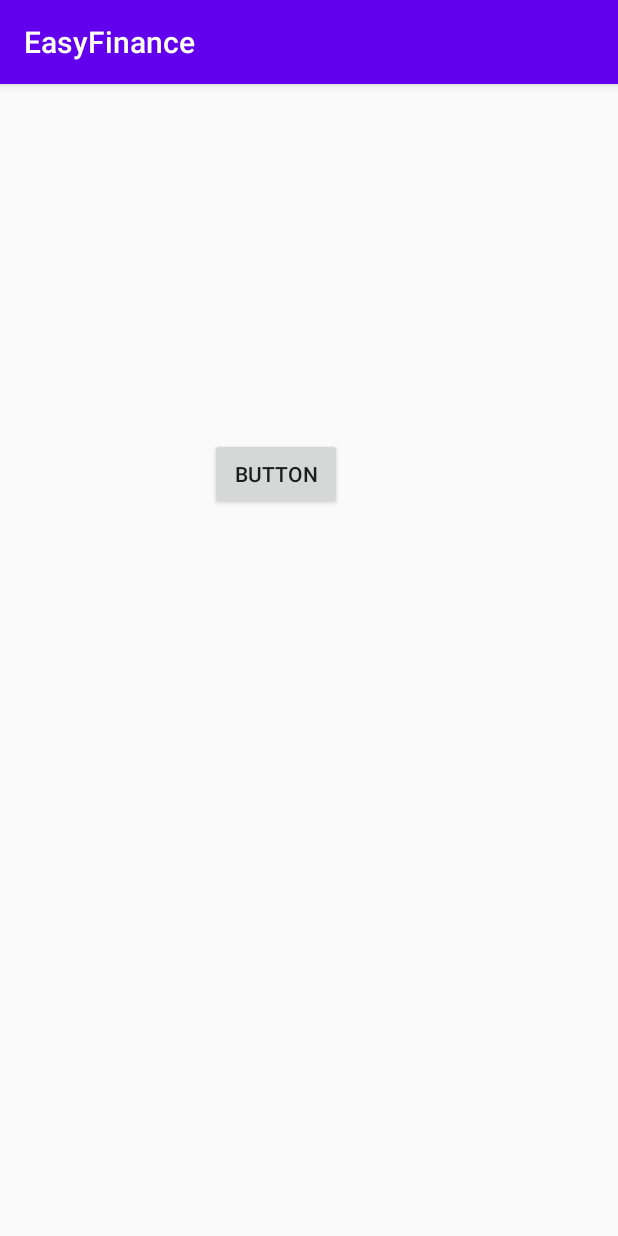
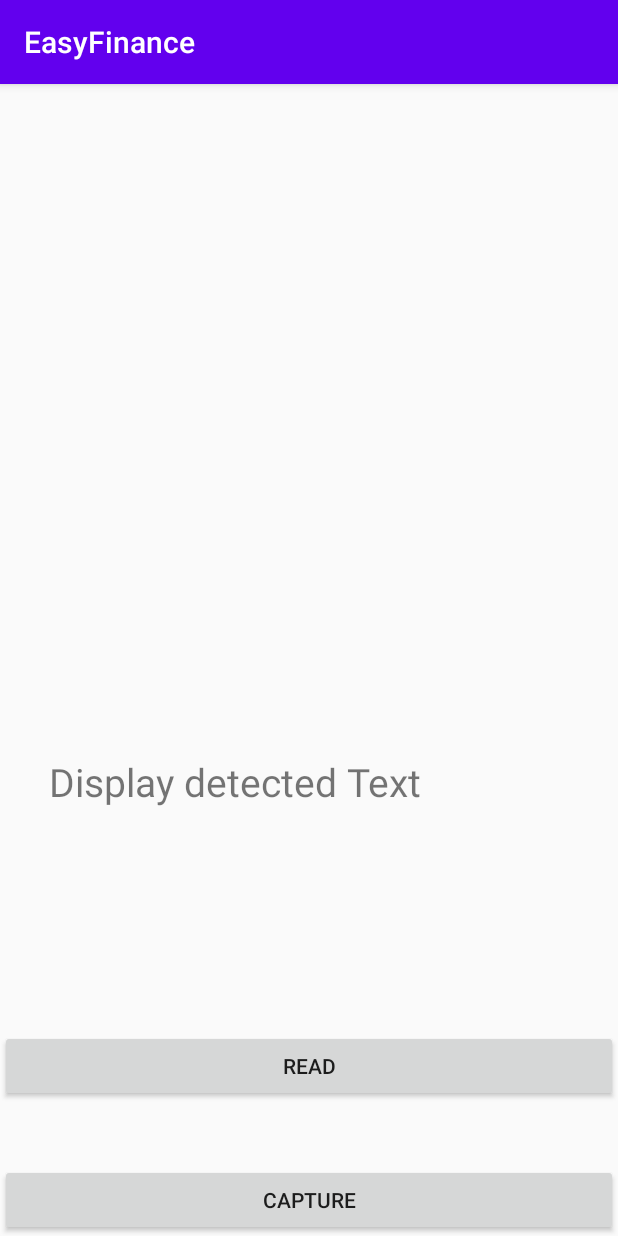
Before and after one commit to JeyBii/EasyFinance, an Android app: the ScanActivity screen opened directly, with no data from a screen before it, on a phone screen of 412 x 824 dp. Run offline under Robolectric (Android 15) with nearby library versions, the phone set to English and light mode, and no system bars; libraries missing offline, so code that uses them is left out: com.google.firebase.ml; Roboto replaces fonts that are not available here.

Commit message:
Scan prototyp in scanactivity hinzugefügt

```diff
--- a/app/src/main/java/com/example/easyfinance/ScanActivity.java
+++ b/app/src/main/java/com/example/easyfinance/ScanActivity.java
@@ -1,14 +1,92 @@
 package com.example.easyfinance;
 
+import android.content.Intent;
+import android.graphics.Bitmap;
 import android.os.Bundle;
+import android.provider.MediaStore;
+import android.util.Log;
+import android.view.View;
+import android.widget.Button;
+import android.widget.ImageView;
+import android.widget.TextView;
+import android.widget.Toast;
 
+import androidx.annotation.NonNull;
 import androidx.appcompat.app.AppCompatActivity;
 
+import com.google.android.gms.tasks.OnFailureListener;
+import com.google.android.gms.tasks.OnSuccessListener;
+import com.google.firebase.ml.vision.FirebaseVision;
+import com.google.firebase.ml.vision.common.FirebaseVisionImage;
+import com.google.firebase.ml.vision.text.FirebaseVisionText;
+import com.google.firebase.ml.vision.text.FirebaseVisionTextRecognizer;
+
+import java.util.List;
+
 public class ScanActivity extends AppCompatActivity {
+
+    static final int REQUEST_IMAGE_CAPTURE = 1;
+
+    private Button captureBtn, detectBtn;
+    private ImageView imageView;
+    private TextView textView;
+    private Bitmap imageBitmap;
 
     @Override
     protected void onCreate(Bundle savedInstanceState) {
         super.onCreate(savedInstanceState);
         setContentView(R.layout.activity_scan);
+
+         captureBtn = findViewById(R.id.button_capture_photo);
+         detectBtn = findViewById(R.id.detect_text_button);
+         textView = findViewById(R.id.text_view);
+         imageView = findViewById(R.id.image_view);
+
+         captureBtn.setOnClickListener(v -> {
+             dispatchTakePictureIntent();
+             textView.setText("");
+         });
+
+         detectBtn.setOnClickListener(v -> detectTextFromImage());
+
+    }
+
+    private void dispatchTakePictureIntent() {
+        Intent takePictureIntent = new Intent(MediaStore.ACTION_IMAGE_CAPTURE);
+        if (takePictureIntent.resolveActivity(getPackageManager()) != null) {
+            startActivityForResult(takePictureIntent, REQUEST_IMAGE_CAPTURE);
+        }
+    }
+    @Override
+    protected void onActivityResult(int requestCode, int resultCode, Intent data) {
+        super.onActivityResult(requestCode, resultCode, data);
+        if (requestCode == REQUEST_IMAGE_CAPTURE && resultCode == RESULT_OK) {
+            Bundle extras = data.getExtras();
+            imageBitmap = (Bitmap) extras.get("data");
+            imageView.setImageBitmap(imageBitmap);
+        }
+    }
+
+    private void detectTextFromImage() {
+        FirebaseVisionImage firebaseVisionImage = FirebaseVisionImage.fromBitmap(imageBitmap);
+        FirebaseVisionTextRecognizer firebaseVisionTextRecognizer = FirebaseVision.getInstance().getOnDeviceTextRecognizer();
+        firebaseVisionTextRecognizer.processImage(firebaseVisionImage).addOnSuccessListener(firebaseVisionText -> {
+            displayTextFromImage(firebaseVisionText);
+        }).addOnFailureListener(e -> {
+            Toast.makeText(ScanActivity.this,"Error: "+e.getMessage(),Toast.LENGTH_SHORT);
+            Log.d("ERROR",e.getMessage());
+        });
+    }
+
+    private void displayTextFromImage(FirebaseVisionText firebaseVisionText) {
+        List<FirebaseVisionText.TextBlock> blockList = firebaseVisionText.getTextBlocks();
+        if(blockList.size() == 0){
+            Toast.makeText(ScanActivity.this, "No Text Found", Toast.LENGTH_LONG);
+        } else{
+            for(FirebaseVisionText.TextBlock block: firebaseVisionText.getTextBlocks()){
+                String text = block.getText();
+                textView.setText(text);
+            }
+        }
     }
 }
--- a/app/src/main/res/layout/activity_scan.xml
+++ b/app/src/main/res/layout/activity_scan.xml
@@ -6,14 +6,53 @@
     android:layout_width="match_parent"
     android:layout_height="match_parent">
 
-    <Button
-        android:id="@+id/button2"
-        android:layout_width="wrap_content"
-        android:layout_height="wrap_content"
-        android:layout_marginStart="140dp"
-        android:layout_marginLeft="140dp"
-        android:layout_marginTop="236dp"
-        android:text="Button"
+
+    <ImageView
+        android:id="@+id/image_view"
+        android:layout_width="402dp"
+        android:layout_height="385dp"
+        app:layout_constraintEnd_toEndOf="parent"
         app:layout_constraintStart_toStartOf="parent"
         app:layout_constraintTop_toTopOf="parent" />
+
+    <Button
+        android:id="@+id/button_capture_photo"
+        android:layout_width="match_parent"
+        android:layout_height="wrap_content"
+        android:text="Capture"
+        app:layout_constraintBottom_toBottomOf="parent"
+        app:layout_constraintEnd_toEndOf="parent"
+        app:layout_constraintHorizontal_bias="0.0"
+        app:layout_constraintStart_toStartOf="parent" />
+
+    <TextView
+        android:id="@+id/text_view"
+        android:layout_width="359dp"
+        android:layout_height="173dp"
+        android:layout_below="@+id/image_view"
+        android:layout_margin="10dp"
+        android:layout_marginTop="516dp"
+        android:text="Display detected Text"
+        android:textSize="26sp"
+        app:layout_constraintBottom_toTopOf="@+id/detect_text_button"
+        app:layout_constraintEnd_toEndOf="parent"
+        app:layout_constraintHorizontal_bias="0.692"
+        app:layout_constraintStart_toStartOf="parent"
+        app:layout_constraintTop_toTopOf="parent"
+        app:layout_constraintVertical_bias="1.0" />
+
+    <Button
+        android:id="@+id/detect_text_button"
+        android:layout_width="match_parent"
+        android:layout_height="wrap_content"
+        android:layout_marginTop="612dp"
+        android:layout_marginBottom="23dp"
+        android:text="Read"
+        app:layout_constraintBottom_toTopOf="@+id/button_capture_photo"
+        app:layout_constraintEnd_toEndOf="parent"
+        app:layout_constraintHorizontal_bias="0.0"
+        app:layout_constraintStart_toStartOf="parent"
+        app:layout_constraintTop_toTopOf="parent" />
+
+
 </androidx.constraintlayout.widget.ConstraintLayout>
--- a/build.gradle
+++ b/build.gradle
@@ -1,11 +1,16 @@
 // Top-level build file where you can add configuration options common to all sub-projects/modules.
 buildscript {
+    ext.kotlin_version = '1.3.72'
     repositories {
         google()
         jcenter()
+        google()  // Google's Maven repository
     }
     dependencies {
         classpath "com.android.tools.build:gradle:4.0.0"
+        classpath 'com.google.gms:google-services:4.3.3'
+        //classpath "org.jetbrains.kotlin:kotlin-gradle-plugin:$kotlin_version"
+        //classpath "org.jetbrains.kotlin:kotlin-android-extensions:$kotlin_version"
 
         // NOTE: Do not place your application dependencies here; they belong
         // in the individual module build.gradle files
@@ -16,6 +21,7 @@ allprojects {
     repositories {
         google()
         jcenter()
+        google()  // Google's Maven repository
     }
 }
 
```
Also changed, not shown: app/build.gradle (+33 -1 lines), app/src/main/AndroidManifest.xml (+10 -1 lines), app/src/main/java/com/example/easyfinance/CameraActivity.kt (added, +192 -0 lines), app/src/main/res/layout/activity_scan_kotlin.xml (added, +30 -0 lines), 1 other file.
